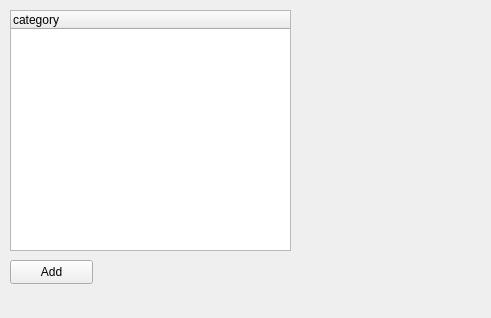
Above: qt/apps/configurator/forms/init.ui from Wolframe/qtClient before the change. Below: the same form after it.
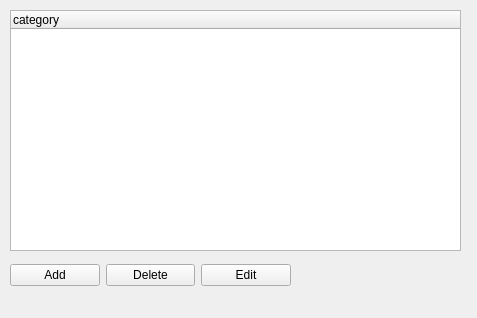
That is the form after the change.

What changed in the file:
```diff
--- a/qt/apps/configurator/forms/init.ui
+++ b/qt/apps/configurator/forms/init.ui
@@ -6,7 +6,7 @@
    <rect>
     <x>0</x>
     <y>0</y>
-    <width>491</width>
+    <width>477</width>
     <height>318</height>
    </rect>
   </property>
@@ -18,7 +18,7 @@
     <rect>
      <x>10</x>
      <y>10</y>
-     <width>281</width>
+     <width>451</width>
      <height>241</height>
     </rect>
    </property>
@@ -34,18 +34,65 @@
     </property>
    </column>
   </widget>
-  <widget class="QPushButton" name="pushButton">
+  <widget class="QWidget" name="horizontalLayoutWidget">
    <property name="geometry">
     <rect>
      <x>10</x>
      <y>260</y>
-     <width>83</width>
-     <height>24</height>
+     <width>281</width>
+     <height>31</height>
     </rect>
    </property>
-   <property name="text">
-    <string>Add</string>
-   </property>
+   <layout class="QHBoxLayout" name="horizontalLayout">
+    <item>
+     <widget class="QPushButton" name="add">
+      <property name="text">
+       <string>Add</string>
+      </property>
+      <property name="form" stdset="0">
+       <string notr="true">add</string>
+      </property>
+      <property name="session.id" stdset="0">
+       <string>{category.id}</string>
+      </property>
+     </widget>
+    </item>
+    <item>
+     <widget class="QPushButton" name="delete_2">
+      <property name="text">
+       <string>Delete</string>
+      </property>
+      <property name="doctype" stdset="0">
+       <string notr="true">Category.simpleform</string>
+      </property>
+      <property name="rootelement" stdset="0">
+       <string notr="true">category</string>
+      </property>
+      <property name="action" stdset="0">
+       <string notr="true">delete</string>
+      </property>
+      <property name="form" stdset="0">
+       <string notr="true">init</string>
+      </property>
+      <property name="id" stdset="0">
+       <string>{category.id}</string>
+      </property>
+     </widget>
+    </item>
+    <item>
+     <widget class="QPushButton" name="edit">
+      <property name="text">
+       <string>Edit</string>
+      </property>
+      <property name="form" stdset="0">
+       <string notr="true">edit</string>
+      </property>
+      <property name="session.id" stdset="0">
+       <string>16</string>
+      </property>
+     </widget>
+    </item>
+   </layout>
   </widget>
  </widget>
  <resources/>
```
Left out of the diff: 7 changed lines with no effect on the pictures.
